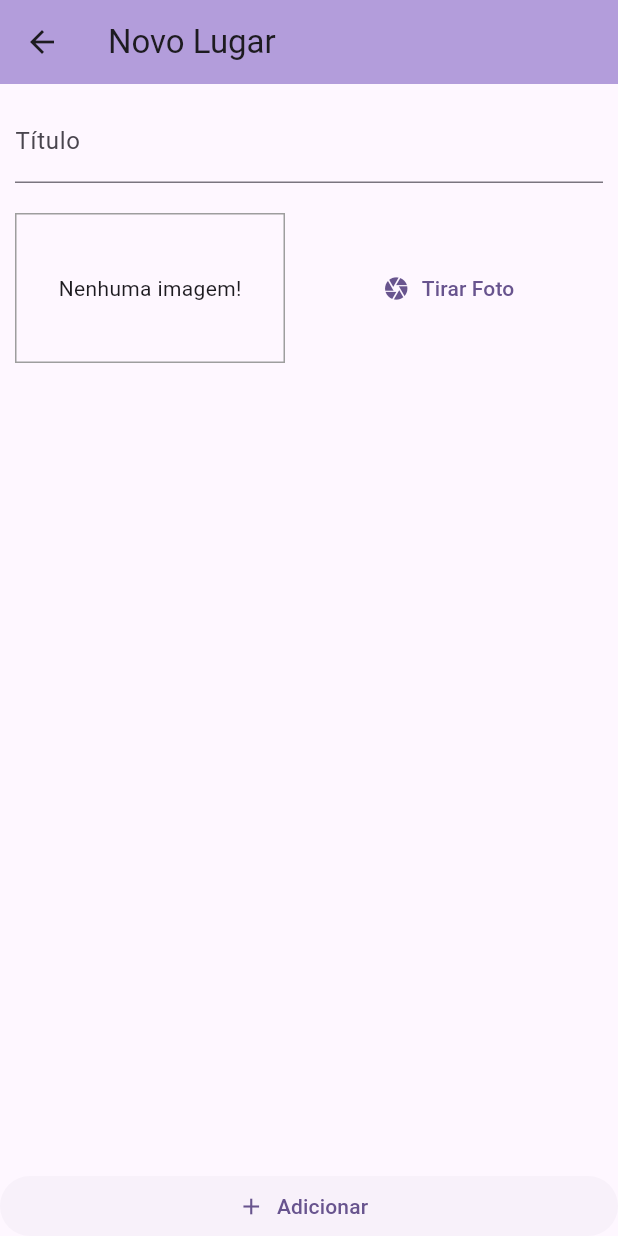
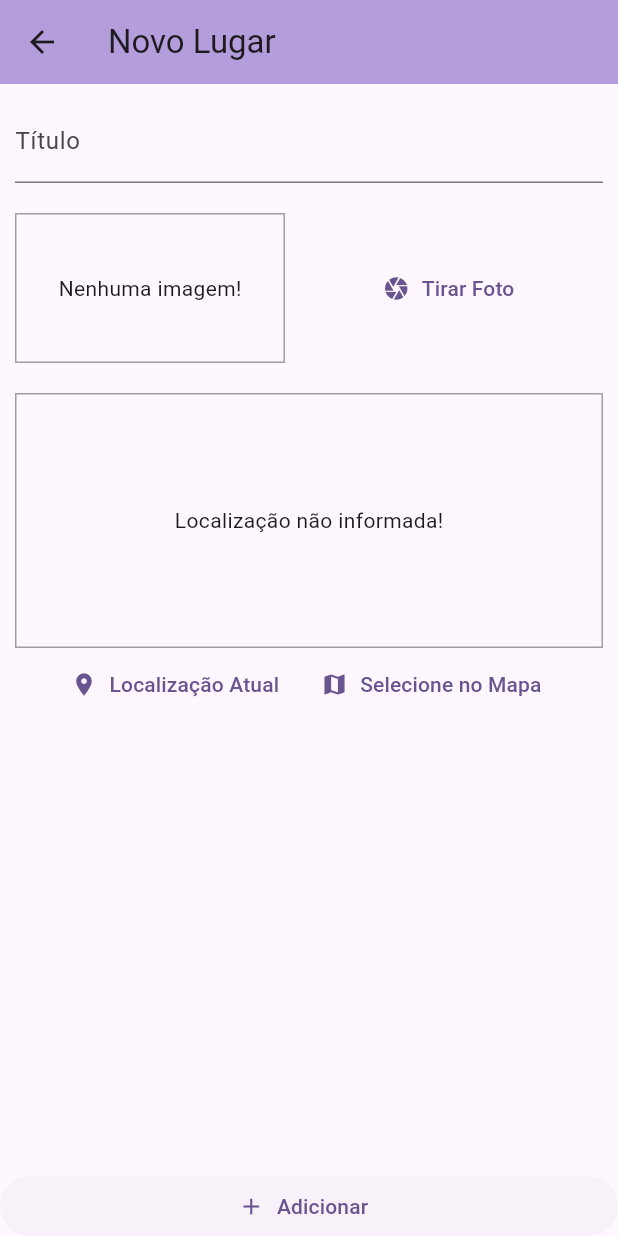
Before and after one commit to CSIRamone/greatplaces, a Flutter app: the PlaceFormScreen screen opened by its route, on a phone screen of 412 x 824 dp. Run offline on Flutter 3.47's test engine with Material 2 defaults, Android fonts, the phone set to English and light mode, and no system bars; our stand-ins replace image_picker, sqflite; accounts and stored records are empty.

Commit message:
componente locationInput

```diff
--- a/lib/screens/place_form_screen.dart
+++ b/lib/screens/place_form_screen.dart
@@ -2,6 +2,7 @@ import 'dart:io';
 
 import 'package:flutter/material.dart';
 import 'package:great_places/widget/image_input.dart';
+import 'package:great_places/widget/location_inout.dart';
 import 'package:provider/provider.dart';
 
 import '../providers/great_places.dart';
@@ -59,6 +60,8 @@ class _PlaceFormScreenState extends State<PlaceFormScreen> {
                     ),
                     const SizedBox(height: 20),
                     ImageInput(_selectImage),
+                    const SizedBox(height: 20),
+                    LocationInput(),
                   ],
                 ),
               ),
--- /dev/null
+++ b/lib/widget/location_inout.dart
@@ -0,0 +1,53 @@
+import 'package:flutter/material.dart';
+
+class LocationInput extends StatefulWidget {
+  const LocationInput({super.key});
+
+  @override
+  State<LocationInput> createState() => _LocationInputState();
+}
+
+class _LocationInputState extends State<LocationInput> {
+  String? _previewImageUrl;
+
+  @override
+  Widget build(BuildContext context) {
+    return Column(
+      children: [
+        Container(
+          alignment: Alignment.center,
+          height: 170,
+          width: double.infinity,
+          decoration: BoxDecoration(
+            border: Border.all(
+              width: 1,
+              color: Colors.grey,
+            ),
+          ),
+          child: _previewImageUrl == null
+              ? const Text('Localização não informada!')
+              : Image.network(
+                  _previewImageUrl!,
+                  fit: BoxFit.cover,
+                  width: double.infinity,
+                ),
+        ),
+        Row(
+          mainAxisAlignment: MainAxisAlignment.center,
+          children: [
+            TextButton.icon(
+              icon: const Icon(Icons.location_on),
+              label: const Text('Localização Atual'),
+              onPressed: () {},
+            ),
+            TextButton.icon(
+              icon: const Icon(Icons.map),
+              label: const Text('Selecione no Mapa'),
+              onPressed: () {},
+            ),
+          ],
+        ),
+      ],
+    );
+  }
+}
--- a/pubspec.yaml
+++ b/pubspec.yaml
@@ -35,6 +35,11 @@ dependencies:
   path_provider: ^2.1.1
   path: ^1.8.3
   sqflite: ^2.3.0
+  location:
+    git:
+      url: https://github.com/781flyingdutchman/flutterlocation.git
+      ref: V4
+      path: packages/location
 
 
   # The following adds the Cupertino Icons font to your application.
```
Also changed, not shown: pubspec.lock, 5 other files.
